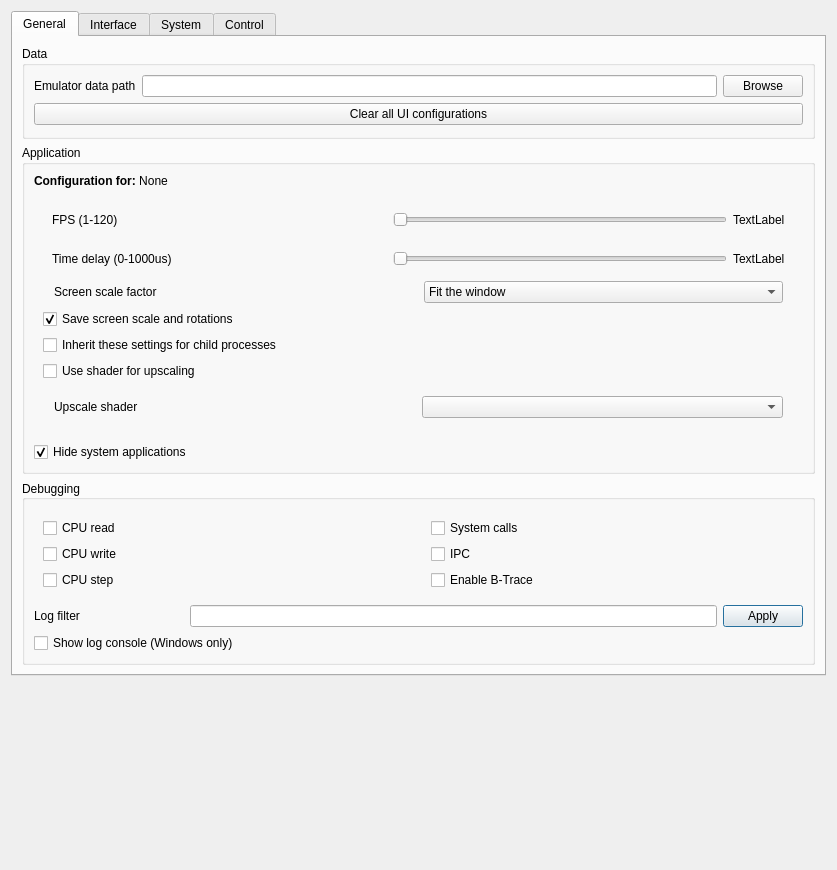
The window that src/emu/qt/src/settings_dialog.ui (EKA2L1/EKA2L1) describes before a commit, drawn with Qt 5.
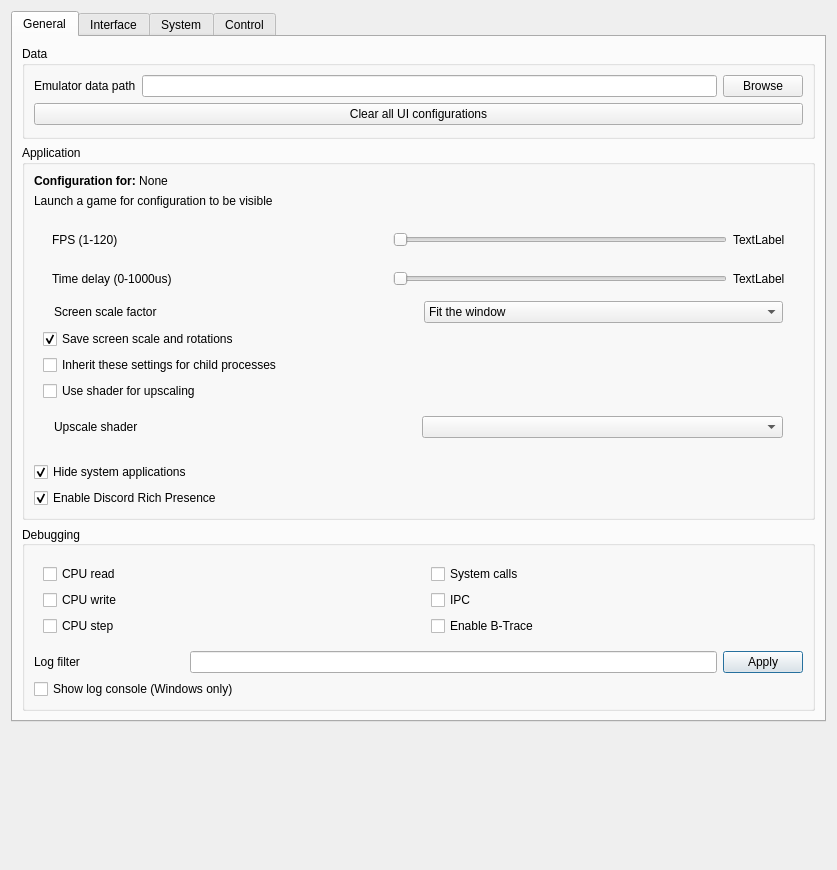
The same window after the commit. The open tabs and pages were chosen to show the change.

Diff of the .ui file:
```diff
--- a/src/emu/qt/src/settings_dialog.ui
+++ b/src/emu/qt/src/settings_dialog.ui
@@ -62,6 +62,19 @@
            </widget>
           </item>
           <item row="1" column="0">
+            <widget class="QLabel" name="app_config_instruction">
+              <property name="sizePolicy">
+                <sizepolicy hsizetype="Preferred" vsizetype="Fixed">
+                <horstretch>0</horstretch>
+                <verstretch>0</verstretch>
+                </sizepolicy>
+              </property>
+              <property name="text">
+                <string notr="true">Launch a game for configuration to be visible</string>
+              </property>
+            </widget>
+          </item>
+          <item row="2" column="0">
            <widget class="QWidget" name="app_config_all_widget" native="true">
             <property name="sizePolicy">
              <sizepolicy hsizetype="Preferred" vsizetype="Fixed">
@@ -273,7 +286,7 @@
             </layout>
            </widget>
           </item>
-          <item row="2" column="0">
+          <item row="3" column="0">
            <widget class="QCheckBox" name="app_config_hide_system_apps_checkbox">
             <property name="toolTip">
              <string>Hide system applications across all devices</string>
@@ -286,6 +299,19 @@
             </property>
            </widget>
           </item>
+          <item row="4" column="0">
+           <widget class="QCheckBox" name="app_config_enable_discord_rich_presence">
+            <property name="toolTip">
+             <string>Show what apps/games you are playing on emulator on your Discord profile.</string>
+            </property>
+            <property name="text">
+             <string>Enable Discord Rich Presence</string>
+            </property>
+            <property name="checked">
+             <bool>true</bool>
+            </property>
+           </widget>
+          </item>
          </layout>
         </widget>
        </item>
```
